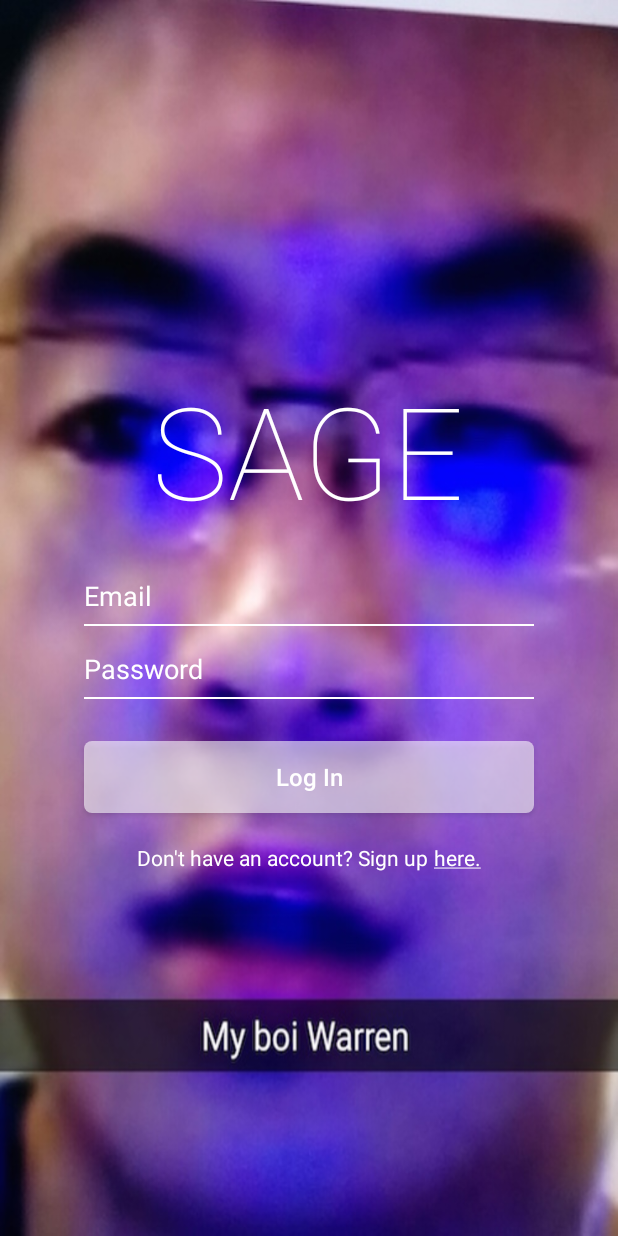
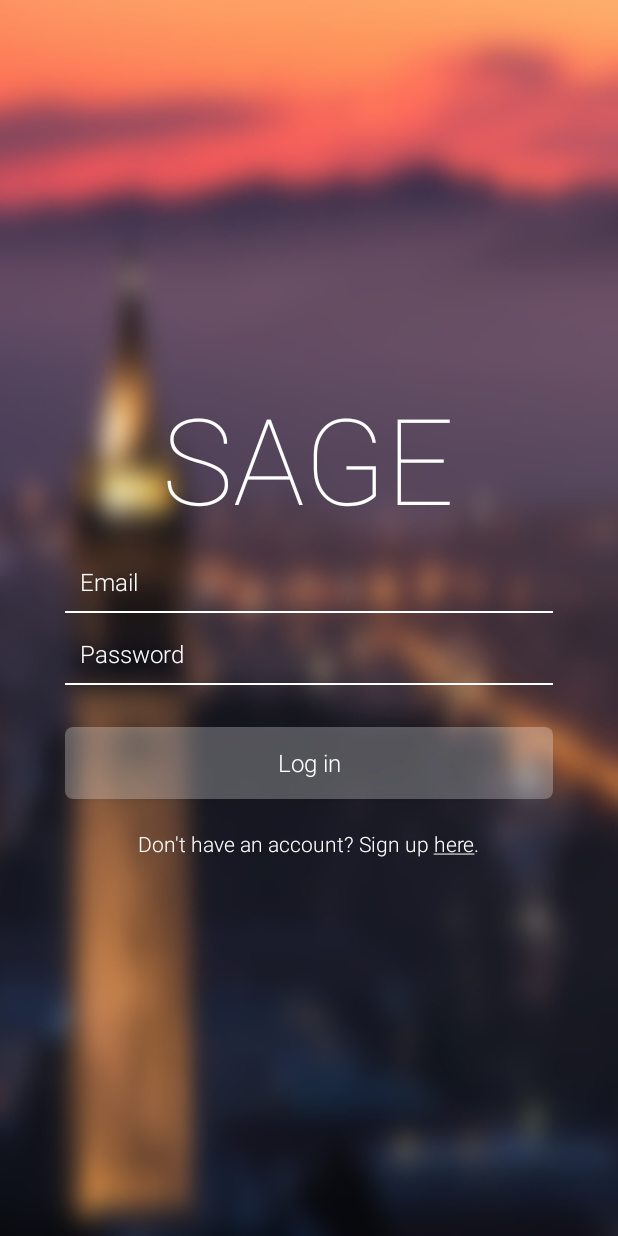
Before and after one commit to calblueprint/sage-mobile, an Android app: the screen it shows after launch (SignInActivity), on a phone screen of 412 x 824 dp. Run offline under Robolectric (Android 15) with nearby library versions, the phone set to English and light mode, and no system bars.

Commit message:
fine tuned login screen, eg single line entry, hidden password

```diff
--- a/sage-android/Sage/app/src/main/res/layout/fragment_sign_in.xml
+++ b/sage-android/Sage/app/src/main/res/layout/fragment_sign_in.xml
@@ -2,7 +2,7 @@
 <LinearLayout xmlns:android="http://schemas.android.com/apk/res/android"
     android:layout_width="match_parent"
     android:layout_height="match_parent"
-    android:background="@drawable/test"
+    android:background="@drawable/berkeleybackgroundblurred"
     android:orientation="vertical"
     android:gravity="center">
 
@@ -11,12 +11,12 @@
         android:layout_height="wrap_content"
         android:text="@string/app_name"
         android:layout_centerHorizontal="true"
-        android:textSize="85sp"
+        android:textSize="80sp"
         android:textAllCaps="true"
         android:textColor="@color/white"
         android:fontFamily="sans-serif-thin"
         android:id="@+id/sign_in_title"
-        android:layout_marginBottom="20dp"/>
+        android:layout_marginBottom="10dp"/>
 
     <EditText
         style="@style/SignInField"
@@ -28,13 +28,15 @@
         style="@style/SignInField"
         android:id="@+id/sign_in_password"
         android:hint="@string/sign_in_password"
+        android:inputType="textPassword"
         />
 
     <Button
-        android:layout_width="300dp"
+        android:layout_width="325dp"
         android:layout_height="wrap_content"
         android:text="@string/log_in_button"
         android:background="@drawable/translucent_button"
+        android:fontFamily="sans-serif-light"
         android:layout_margin="20dp"
         android:textAllCaps="false"
         android:textColor="@color/white"
@@ -49,15 +51,17 @@
             android:layout_width="wrap_content"
             android:layout_height="wrap_content"
             android:text="@string/no_account"
-            android:textColor="@color/white" />
+            android:textColor="@color/white"
+            android:fontFamily="sans-serif-light"/>
 
-        <TextView
-            android:layout_width="wrap_content"
-            android:layout_height="wrap_content"
-            android:layout_marginLeft="4dp"
-            android:text="@string/sign_up_button"
-            android:textColor="@color/white"/>
-
+        <!--<TextView-->
+            <!--android:layout_width="wrap_content"-->
+            <!--android:layout_height="wrap_content"-->
+            <!--android:layout_marginLeft="4dp"-->
+            <!--android:text="@string/sign_up_button"-->
+            <!--android:textColor="@color/white"-->
+            <!--android:textStyle="bold"-->
+            <!--android:fontFamily="sans-serif-light"/>-->
 
     </LinearLayout>
 </LinearLayout>
--- a/sage-android/Sage/app/src/main/res/values/colors.xml
+++ b/sage-android/Sage/app/src/main/res/values/colors.xml
@@ -1,5 +1,5 @@
 <?xml version="1.0" encoding="utf-8"?>
 <resources>
     <color name="white">#FFFFFF</color>
-    <color name="trans_white">#93FFFFFF</color>
+    <color name="trans_white">#44FFFFFF</color>
 </resources>
--- a/sage-android/Sage/app/src/main/res/values/strings_sign_in.xml
+++ b/sage-android/Sage/app/src/main/res/values/strings_sign_in.xml
@@ -1,8 +1,8 @@
 <?xml version="1.0" encoding="utf-8"?>
 <resources>
-    <string name="no_account">Don\'t have an account? Sign up</string>
-    <string name="sign_up_button"><u>here.</u></string>
+    <string name="no_account">Don\'t have an account? Sign up <u>here</u>.</string>
+    <string name="sign_up_button">here.</string>
     <string name="sign_in_email">Email</string>
     <string name="sign_in_password">Password</string>
-    <string name="log_in_button">Log In</string>
+    <string name="log_in_button">Log in</string>
 </resources>
--- a/sage-android/Sage/app/src/main/res/values/styles.xml
+++ b/sage-android/Sage/app/src/main/res/values/styles.xml
@@ -6,14 +6,17 @@
     </style>
     <!-- Sign In Activity -->
     <style name="SignInField">
-        <item name="android:layout_width">300dp</item>
+        <item name="android:fontFamily">sans-serif-light</item>
+        <item name="android:layout_width">325dp</item>
         <item name="android:layout_height">wrap_content</item>
         <item name="android:textColorHint">@color/white</item>
         <item name="android:textColor">@color/white</item>
-        <item name="android:textSize">18sp</item>
+        <item name="android:textSize">16sp</item>
         <item name="android:background">@drawable/white_underline_selector</item>
         <item name="android:layout_margin">8dp</item>
-        <item name="android:paddingBottom">8dp</item>
+        <item name="android:paddingBottom">10dp</item>
+        <item name="android:paddingLeft">10dp</item>
+        <item name="android:singleLine">true</item>
     </style>
 
 </resources>
```
Also changed, not shown: sage-android/Sage/app/src/main/res/drawable/berkeleybackgroundblurred.jpg (added), sage-android/Sage/app/src/main/res/drawable/blurren.jpeg (added).
